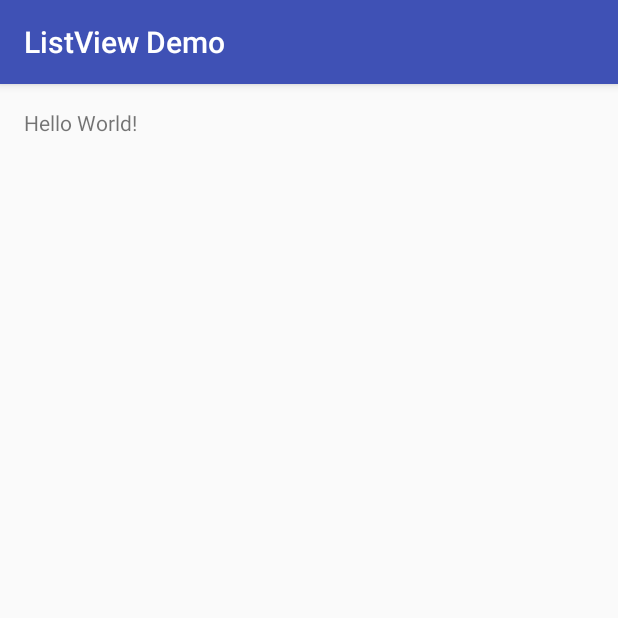
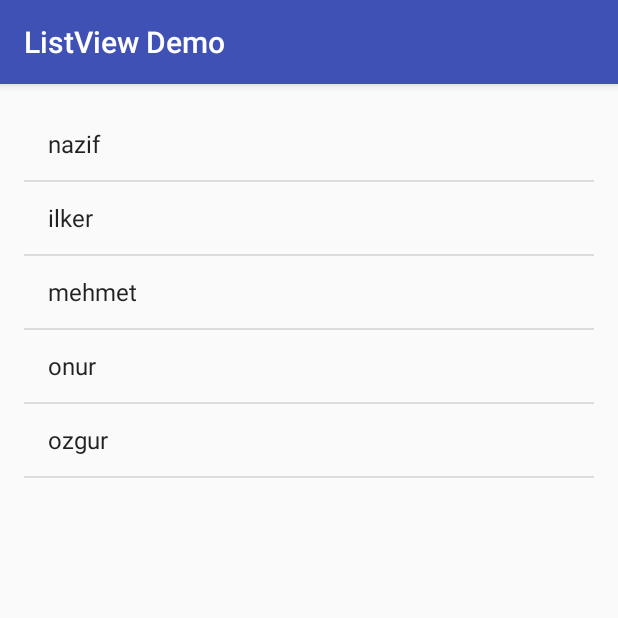
Before and after one commit to cenkerdemir/UdemyAndroid, an Android app: the screen it shows after launch (MainActivity), on a phone screen of 412 x 824 dp, the top half of it. Run offline under Robolectric (Android 15) with nearby library versions, the phone set to English and light mode, and no system bars.

Commit message:
list view demo app finished

```diff
--- a/ListViewDemo/app/src/main/java/com/cenkerdemir/listviewdemo/MainActivity.java
+++ b/ListViewDemo/app/src/main/java/com/cenkerdemir/listviewdemo/MainActivity.java
@@ -2,6 +2,15 @@ package com.cenkerdemir.listviewdemo;
 
 import android.support.v7.app.AppCompatActivity;
 import android.os.Bundle;
+import android.view.View;
+import android.widget.AdapterView;
+import android.widget.ArrayAdapter;
+import android.widget.ListView;
+import android.widget.Toast;
+
+import java.util.ArrayList;
+
+import static java.util.Arrays.asList;
 
 public class MainActivity extends AppCompatActivity {
 
@@ -9,5 +18,20 @@ public class MainActivity extends AppCompatActivity {
     protected void onCreate(Bundle savedInstanceState) {
         super.onCreate(savedInstanceState);
         setContentView(R.layout.activity_main);
+
+        ListView friendsListView = (ListView) findViewById(R.id.friendsListView);
+
+        final ArrayList<String> friends = new ArrayList<String>(asList("nazif","ilker","mehmet","onur","ozgur"));
+
+        ArrayAdapter<String> arrayAdapter = new ArrayAdapter<String>(this, android.R.layout.simple_list_item_1, friends);
+        friendsListView.setAdapter(arrayAdapter);
+
+        friendsListView.setOnItemClickListener(new AdapterView.OnItemClickListener() {
+            @Override
+            public void onItemClick(AdapterView<?> adapterView, View view, int i, long l) {
+                Toast.makeText(getApplicationContext(), "Hello " + friends.get(i), Toast.LENGTH_SHORT).show();
+            }
+        });
     }
+
 }
--- a/ListViewDemo/app/src/main/res/layout/activity_main.xml
+++ b/ListViewDemo/app/src/main/res/layout/activity_main.xml
@@ -10,8 +10,11 @@
     android:paddingTop="@dimen/activity_vertical_margin"
     tools:context="com.cenkerdemir.listviewdemo.MainActivity">
 
-    <TextView
-        android:layout_width="wrap_content"
-        android:layout_height="wrap_content"
-        android:text="Hello World!" />
+    <ListView
+        android:layout_width="match_parent"
+        android:layout_height="match_parent"
+        android:layout_alignParentTop="true"
+        android:layout_alignParentLeft="true"
+        android:layout_alignParentStart="true"
+        android:id="@+id/friendsListView" />
 </RelativeLayout>
```
